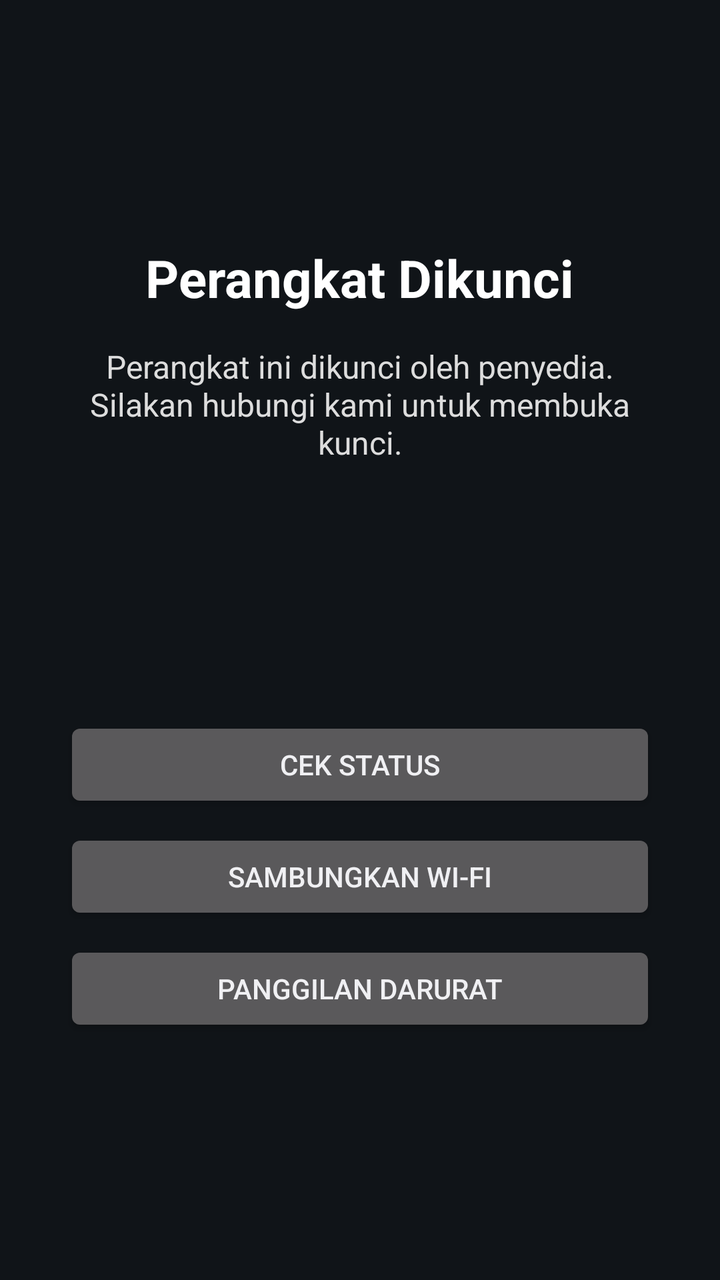
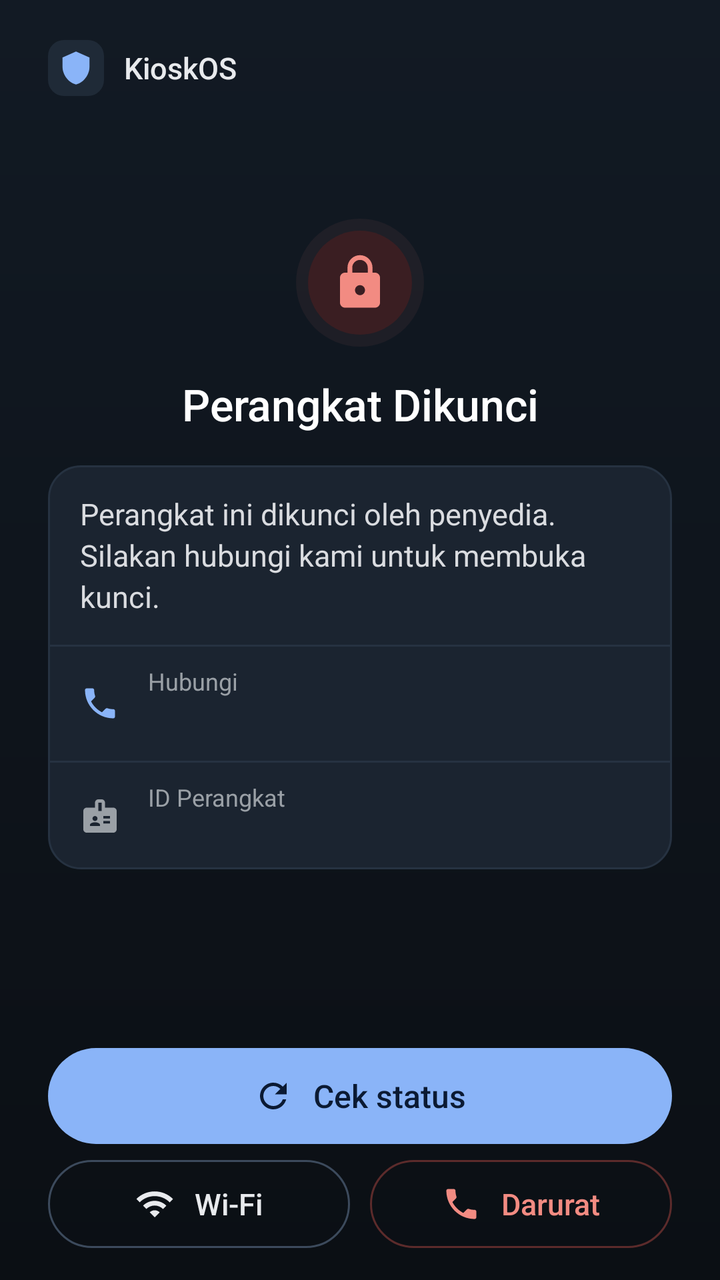

Screens rendered from an Android XML layout before and after an edit, with the pre-edit source and the edit as a unified diff.
<!-- AndroidManifest.xml: activity theme android:Theme.DeviceDefault.NoActionBar.Fullscreen -->
<!-- res/layout/activity_lock.xml -->
<?xml version="1.0" encoding="utf-8"?>
<ScrollView xmlns:android="http://schemas.android.com/apk/res/android"
    android:layout_width="match_parent"
    android:layout_height="match_parent"
    android:fillViewport="true"
    android:background="#101418">

<LinearLayout
    android:layout_width="match_parent"
    android:layout_height="wrap_content"
    android:orientation="vertical"
    android:gravity="center"
    android:padding="32dp">

    <TextView
        android:layout_width="wrap_content"
        android:layout_height="wrap_content"
        android:text="@string/lock_title"
        android:textColor="#FFFFFF"
        android:textSize="26sp"
        android:textStyle="bold"/>

    <TextView
        android:id="@+id/message"
        android:layout_width="match_parent"
        android:layout_height="wrap_content"
        android:layout_marginTop="16dp"
        android:gravity="center"
        android:text="@string/lock_default_message"
        android:textColor="#DDDDDD"
        android:textSize="16sp"/>

    <TextView
        android:id="@+id/contact"
        android:layout_width="match_parent"
        android:layout_height="wrap_content"
        android:layout_marginTop="12dp"
        android:gravity="center"
        android:textColor="#8AB4F8"
        android:textSize="16sp"/>

    <TextView
        android:id="@+id/device_id"
        android:layout_width="match_parent"
        android:layout_height="wrap_content"
        android:layout_marginTop="12dp"
        android:gravity="center"
        android:textColor="#888888"
        android:textSize="13sp"/>

    
    <TextView
        android:id="@+id/apps_label"
        android:layout_width="match_parent"
        android:layout_height="wrap_content"
        android:layout_marginTop="24dp"
        android:gravity="center"
        android:text="@string/apps_label"
        android:textColor="#AAAAAA"
        android:textSize="13sp"
        android:visibility="gone"/>

    <GridLayout
        android:id="@+id/app_grid"
        android:layout_width="wrap_content"
        android:layout_height="wrap_content"
        android:layout_marginTop="4dp"
        android:columnCount="4"
        android:visibility="gone"/>

    <TextView
        android:id="@+id/status"
        android:layout_width="match_parent"
        android:layout_height="wrap_content"
        android:layout_marginTop="12dp"
        android:gravity="center"
        android:textColor="#F28B82"
        android:textSize="14sp"/>

    <Button
        android:id="@+id/btn_check"
        android:layout_width="match_parent"
        android:layout_height="wrap_content"
        android:layout_marginTop="32dp"
        android:text="@string/btn_check"/>

    <Button
        android:id="@+id/btn_wifi"
        android:layout_width="match_parent"
        android:layout_height="wrap_content"
        android:layout_marginTop="8dp"
        android:text="@string/btn_wifi"/>

    <Button
        android:id="@+id/btn_emergency"
        android:layout_width="match_parent"
        android:layout_height="wrap_content"
        android:layout_marginTop="8dp"
        android:text="@string/btn_emergency"/>
</LinearLayout>
</ScrollView>
<!-- resources referenced by this layout -->
<resources>
  <string name="btn_wifi">Sambungkan Wi-Fi</string>
  <!-- unchanged entries left out for length: 5 -->
</resources>

<!-- the commit's change to res/layout/activity_lock.xml (unified diff, before → after) -->
@@ -3,99 +3,294 @@
     android:layout_width="match_parent"
     android:layout_height="match_parent"
     android:fillViewport="true"
-    android:background="#101418">
+    android:background="@drawable/bg_screen">
 
 <LinearLayout
     android:layout_width="match_parent"
     android:layout_height="wrap_content"
     android:orientation="vertical"
-    android:gravity="center"
-    android:padding="32dp">
+    android:paddingStart="24dp"
+    android:paddingEnd="24dp"
+    android:paddingTop="20dp"
+    android:paddingBottom="16dp">
+
+    
+    <LinearLayout
+        android:layout_width="match_parent"
+        android:layout_height="wrap_content"
+        android:orientation="horizontal"
+        android:gravity="center_vertical">
+
+        <FrameLayout
+            android:layout_width="28dp"
+            android:layout_height="28dp"
+            android:background="@drawable/bg_logo">
+            <ImageView
+                android:id="@+id/brand_logo"
+                android:layout_width="18dp"
+                android:layout_height="18dp"
+                android:layout_gravity="center"
+                android:src="@drawable/brand_logo"
+                android:importantForAccessibility="no"/>
+        </FrameLayout>
+
+        <TextView
+            android:id="@+id/brand_name"
+            android:layout_width="wrap_content"
+            android:layout_height="wrap_content"
+            android:layout_marginStart="10dp"
+            android:text="@string/config_brand_name"
+            android:textColor="@color/kiosk_on_surface"
+            android:textSize="15sp"
+            android:fontFamily="sans-serif-medium"/>
+    </LinearLayout>
+
+    <Space
+        android:layout_width="match_parent"
+        android:layout_height="0dp"
+        android:layout_weight="1"
+        android:minHeight="16dp"/>
+
+    
+    <FrameLayout
+        android:layout_width="64dp"
+        android:layout_height="64dp"
+        android:layout_gravity="center_horizontal"
+        android:background="@drawable/bg_badge">
+        <ImageView
+            android:layout_width="30dp"
+            android:layout_height="30dp"
+            android:layout_gravity="center"
+            android:src="@drawable/ic_lock"
+            android:tint="@color/kiosk_danger"
+            android:importantForAccessibility="no"/>
+    </FrameLayout>
 
     <TextView
-        android:layout_width="wrap_content"
-        android:layout_height="wrap_content"
+        android:layout_width="match_parent"
+        android:layout_height="wrap_content"
+        android:layout_marginTop="14dp"
+        android:gravity="center"
         android:text="@string/lock_title"
-        android:textColor="#FFFFFF"
-        android:textSize="26sp"
-        android:textStyle="bold"/>
-
-    <TextView
-        android:id="@+id/message"
+        android:textColor="#FFFFFFFF"
+        android:textSize="22sp"
+        android:fontFamily="sans-serif-medium"
+        android:accessibilityHeading="true"/>
+
+    
+    <LinearLayout
         android:layout_width="match_parent"
         android:layout_height="wrap_content"
         android:layout_marginTop="16dp"
-        android:gravity="center"
-        android:text="@string/lock_default_message"
-        android:textColor="#DDDDDD"
-        android:textSize="16sp"/>
-
-    <TextView
-        android:id="@+id/contact"
-        android:layout_width="match_parent"
-        android:layout_height="wrap_content"
-        android:layout_marginTop="12dp"
-        android:gravity="center"
-        android:textColor="#8AB4F8"
-        android:textSize="16sp"/>
-
-    <TextView
-        android:id="@+id/device_id"
-        android:layout_width="match_parent"
-        android:layout_height="wrap_content"
-        android:layout_marginTop="12dp"
-        android:gravity="center"
-        android:textColor="#888888"
-        android:textSize="13sp"/>
+        android:orientation="vertical"
+        android:background="@drawable/bg_card"
+        android:showDividers="middle"
+        android:divider="@drawable/divider">
+
+        <TextView
+            android:id="@+id/message"
+            android:layout_width="match_parent"
+            android:layout_height="wrap_content"
+            android:paddingStart="16dp"
+            android:paddingEnd="16dp"
+            android:paddingTop="14dp"
+            android:paddingBottom="14dp"
+            android:text="@string/lock_default_message"
+            android:textColor="@color/kiosk_on_surface_variant"
+            android:textSize="15sp"
+            android:lineSpacingExtra="3dp"/>
+
+        <LinearLayout
+            android:id="@+id/contact_row"
+            android:layout_width="match_parent"
+            android:layout_height="wrap_content"
+            android:orientation="horizontal"
+            android:gravity="center_vertical"
+            android:paddingStart="16dp"
+            android:paddingEnd="16dp"
+            android:paddingTop="9dp"
+            android:paddingBottom="9dp">
+            <ImageView
+                android:layout_width="20dp"
+                android:layout_height="20dp"
+                android:src="@drawable/ic_phone"
+                android:tint="@color/kiosk_accent"
+                android:importantForAccessibility="no"/>
+            <LinearLayout
+                android:layout_width="0dp"
+                android:layout_height="wrap_content"
+                android:layout_weight="1"
+                android:layout_marginStart="14dp"
+                android:orientation="vertical">
+                <TextView
+                    style="@style/KioskInfoLabel"
+                    android:text="@string/label_contact"/>
+                <TextView
+                    android:id="@+id/contact"
+                    android:layout_width="wrap_content"
+                    android:layout_height="wrap_content"
+                    android:textColor="@color/kiosk_accent"
+                    android:textSize="17sp"
+                    android:fontFamily="sans-serif-medium"/>
+            </LinearLayout>
+        </LinearLayout>
+
+        <LinearLayout
+            android:layout_width="match_parent"
+            android:layout_height="wrap_content"
+            android:orientation="horizontal"
+            android:gravity="center_vertical"
+            android:paddingStart="16dp"
+            android:paddingEnd="16dp"
+            android:paddingTop="9dp"
+            android:paddingBottom="9dp">
+            <ImageView
+                android:layout_width="20dp"
+                android:layout_height="20dp"
+                android:src="@drawable/ic_badge"
+                android:tint="@color/kiosk_muted"
+                android:importantForAccessibility="no"/>
+            <LinearLayout
+                android:layout_width="0dp"
+                android:layout_height="wrap_content"
+                android:layout_weight="1"
+                android:layout_marginStart="14dp"
+                android:orientation="vertical">
+                <TextView
+                    style="@style/KioskInfoLabel"
+                    android:text="@string/label_device_id"/>
+                <TextView
+                    android:id="@+id/device_id"
+                    android:layout_width="wrap_content"
+                    android:layout_height="wrap_content"
+                    android:textColor="#FFBDC1C6"
+                    android:textSize="14sp"
+                    android:fontFamily="monospace"/>
+            </LinearLayout>
+        </LinearLayout>
+    </LinearLayout>
 
     
     <TextView
         android:id="@+id/apps_label"
         android:layout_width="match_parent"
         android:layout_height="wrap_content"
-        android:layout_marginTop="24dp"
-        android:gravity="center"
+        android:layout_marginTop="14dp"
+        android:layout_marginStart="2dp"
         android:text="@string/apps_label"
-        android:textColor="#AAAAAA"
-        android:textSize="13sp"
+        android:textAllCaps="true"
+        android:letterSpacing="0.05"
+        android:textColor="@color/kiosk_muted"
+        android:textSize="12sp"
         android:visibility="gone"/>
 
     <GridLayout
         android:id="@+id/app_grid"
-        android:layout_width="wrap_content"
-        android:layout_height="wrap_content"
-        android:layout_marginTop="4dp"
+        android:layout_width="match_parent"
+        android:layout_height="wrap_content"
+        android:layout_marginTop="6dp"
+        android:padding="4dp"
         android:columnCount="4"
+        android:background="@drawable/bg_card"
         android:visibility="gone"/>
 
+    <Space
+        android:layout_width="match_parent"
+        android:layout_height="0dp"
+        android:layout_weight="1"
+        android:minHeight="16dp"/>
+
+    
+    <LinearLayout
+        android:layout_width="match_parent"
+        android:layout_height="wrap_content"
+        android:minHeight="20dp"
+        android:orientation="horizontal"
+        android:gravity="center"
+        android:accessibilityLiveRegion="polite">
+        <ProgressBar
+            android:id="@+id/status_progress"
+            style="?android:attr/progressBarStyleSmall"
+            android:layout_width="16dp"
+            android:layout_height="16dp"
+            android:layout_marginEnd="8dp"
+            android:indeterminateTint="@color/kiosk_accent"
+            android:visibility="gone"/>
+        <TextView
+            android:id="@+id/status"
+            android:layout_width="wrap_content"
+            android:layout_height="wrap_content"
+            android:gravity="center"
+            android:textSize="13sp"
+            android:textColor="@color/kiosk_danger"/>
+    </LinearLayout>
+
+    
+    <LinearLayout
+        android:id="@+id/btn_check"
+        style="@style/KioskButton.Primary"
+        android:layout_width="match_parent"
+        android:layout_marginTop="8dp">
+        <ImageView
+            style="@style/KioskButtonIcon"
+            android:src="@drawable/ic_refresh"
+            android:tint="@color/kiosk_on_accent"/>
+        <TextView
+            style="@style/KioskButtonText"
+            android:text="@string/btn_check"
+            android:textColor="@color/kiosk_on_accent"/>
+    </LinearLayout>
+
+    <LinearLayout
+        android:layout_width="match_parent"
+        android:layout_height="wrap_content"
+        android:layout_marginTop="8dp"
+        android:orientation="horizontal">
+
+        <LinearLayout
+            android:id="@+id/btn_wifi"
+            style="@style/KioskButton.Secondary"
+            android:layout_width="0dp"
+            android:layout_weight="1"
+            android:layout_marginEnd="5dp">
+            <ImageView
+                style="@style/KioskButtonIcon"
+                android:src="@drawable/ic_wifi"
+                android:tint="@color/kiosk_on_surface"/>
+            <TextView
+                style="@style/KioskButtonText"
+                android:text="@string/btn_wifi_short"
+                android:textSize="15sp"
+                android:textColor="@color/kiosk_on_surface"/>
+        </LinearLayout>
+
+        <LinearLayout
+            android:id="@+id/btn_emergency"
+            style="@style/KioskButton.Emergency"
+            android:layout_width="0dp"
+            android:layout_weight="1"
+            android:layout_marginStart="5dp"
+            android:contentDescription="@string/btn_emergency">
+            <ImageView
+                style="@style/KioskButtonIcon"
+                android:src="@drawable/ic_phone"
+                android:tint="@color/kiosk_danger"/>
+            <TextView
+                style="@style/KioskButtonText"
+                android:text="@string/btn_emergency_short"
+                android:textSize="15sp"
+                android:textColor="@color/kiosk_danger"/>
+        </LinearLayout>
+    </LinearLayout>
+
     <TextView
-        android:id="@+id/status"
-        android:layout_width="match_parent"
-        android:layout_height="wrap_content"
-        android:layout_marginTop="12dp"
+        android:id="@+id/last_checked"
+        android:layout_width="match_parent"
+        android:layout_height="wrap_content"
+        android:layout_marginTop="10dp"
         android:gravity="center"
-        android:textColor="#F28B82"
-        android:textSize="14sp"/>
-
-    <Button
-        android:id="@+id/btn_check"
-        android:layout_width="match_parent"
-        android:layout_height="wrap_content"
-        android:layout_marginTop="32dp"
-        android:text="@string/btn_check"/>
-
-    <Button
-        android:id="@+id/btn_wifi"
-        android:layout_width="match_parent"
-        android:layout_height="wrap_content"
-        android:layout_marginTop="8dp"
-        android:text="@string/btn_wifi"/>
-
-    <Button
-        android:id="@+id/btn_emergency"
-        android:layout_width="match_parent"
-        android:layout_height="wrap_content"
-        android:layout_marginTop="8dp"
-        android:text="@string/btn_emergency"/>
+        android:textColor="@color/kiosk_faint"
+        android:textSize="12sp"
+        android:visibility="gone"/>
 </LinearLayout>
 </ScrollView>
<!-- resource entries referenced after the edit -->
@@ -1,6 +1,172 @@
 <!-- resources referenced by this layout -->
 <resources>
-  <string name="btn_wifi">Sambungkan Wi-Fi</string>
+  <color name="kiosk_accent">#FF8AB4F8</color>
+  <color name="kiosk_danger">#FFF28B82</color>
+  <color name="kiosk_faint">#FF80868B</color>
+  <color name="kiosk_muted">#FF9AA0A6</color>
+  <color name="kiosk_on_accent">#FF0B1A33</color>
+  <color name="kiosk_on_surface">#FFE8EAED</color>
+  <color name="kiosk_on_surface_variant">#FFDADCE0</color>
+  <!-- drawable bg_badge (drawable) -->
+  <?xml version="1.0" encoding="utf-8"?>
+  <layer-list xmlns:android="http://schemas.android.com/apk/res/android">
+      <item>
+          <shape android:shape="oval"><solid android:color="#0FF28B82"/></shape>
+      </item>
+      <item android:left="6dp" android:top="6dp" android:right="6dp" android:bottom="6dp">
+          <shape android:shape="oval"><solid android:color="@color/kiosk_danger_container"/></shape>
+      </item>
+  </layer-list>
+  <!-- drawable bg_card (drawable) -->
+  <?xml version="1.0" encoding="utf-8"?>
+  <shape xmlns:android="http://schemas.android.com/apk/res/android">
+      <solid android:color="@color/kiosk_surface"/>
+      <stroke android:width="1dp" android:color="@color/kiosk_outline"/>
+      <corners android:radius="16dp"/>
+  </shape>
+  <!-- drawable bg_logo (drawable) -->
+  <?xml version="1.0" encoding="utf-8"?>
+  <shape xmlns:android="http://schemas.android.com/apk/res/android">
+      <solid android:color="@color/kiosk_surface_high"/>
+      <corners android:radius="8dp"/>
+  </shape>
+  <!-- drawable bg_screen (drawable) -->
+  <?xml version="1.0" encoding="utf-8"?>
+  <shape xmlns:android="http://schemas.android.com/apk/res/android">
+      <gradient android:angle="270"
+          android:startColor="@color/kiosk_bg_top"
+          android:endColor="@color/kiosk_bg_bottom"/>
+  </shape>
+  <!-- drawable brand_logo (drawable) -->
+  <?xml version="1.0" encoding="utf-8"?>
+  <vector xmlns:android="http://schemas.android.com/apk/res/android"
+      android:width="24dp" android:height="24dp"
+      android:viewportWidth="24" android:viewportHeight="24">
+      <path android:fillColor="@color/kiosk_accent"
+          android:pathData="M12,1L3,5v6c0,5.55 3.84,10.74 9,12 5.16,-1.26 9,-6.45 9,-12V5l-9,-4z"/>
+  </vector>
+  <!-- drawable divider (drawable) -->
+  <?xml version="1.0" encoding="utf-8"?>
+  <shape xmlns:android="http://schemas.android.com/apk/res/android">
+      <solid android:color="@color/kiosk_outline"/>
+      <size android:height="1dp"/>
+  </shape>
+  <!-- drawable ic_badge (drawable) -->
+  <?xml version="1.0" encoding="utf-8"?>
+  <vector xmlns:android="http://schemas.android.com/apk/res/android"
+      android:width="24dp" android:height="24dp"
+      android:viewportWidth="24" android:viewportHeight="24">
+      <path android:fillColor="#FFFFFFFF"
+          android:pathData="M20,7h-5V4c0,-1.1 -0.9,-2 -2,-2h-2c-1.1,0 -2,0.9 -2,2v3H4c-1.1,0 -2,0.9 -2,2v11c0,1.1 0.9,2 2,2h16c1.1,0 2,-0.9 2,-2V9c0,-1.1 -0.9,-2 -2,-2zM9,12c0.83,0 1.5,0.67 1.5,1.5S9.83,15 9,15s-1.5,-0.67 -1.5,-1.5S8.17,12 9,12zM12,18H6v-0.75c0,-1 2,-1.5 3,-1.5s3,0.5 3,1.5V18zM13,9h-2V4h2v5zM18,16.5h-4V15h4v1.5zM18,13.5h-4V12h4v1.5z"/>
+  </vector>
+  <!-- drawable ic_lock (drawable) -->
+  <?xml version="1.0" encoding="utf-8"?>
+  <vector xmlns:android="http://schemas.android.com/apk/res/android"
+      android:width="24dp" android:height="24dp"
+      android:viewportWidth="24" android:viewportHeight="24">
+      <path android:fillColor="#FFFFFFFF"
+          android:pathData="M18,8h-1V6c0,-2.76 -2.24,-5 -5,-5S7,3.24 7,6v2H6c-1.1,0 -2,0.9 -2,2v10c0,1.1 0.9,2 2,2h12c1.1,0 2,-0.9 2,-2V10c0,-1.1 -0.9,-2 -2,-2zM12,17c-1.1,0 -2,-0.9 -2,-2s0.9,-2 2,-2 2,0.9 2,2 -0.9,2 -2,2zM15.1,8H8.9V6c0,-1.71 1.39,-3.1 3.1,-3.1 1.71,0 3.1,1.39 3.1,3.1v2z"/>
+  </vector>
+  <!-- drawable ic_phone (drawable) -->
+  <?xml version="1.0" encoding="utf-8"?>
+  <vector xmlns:android="http://schemas.android.com/apk/res/android"
+      android:width="24dp" android:height="24dp"
+      android:viewportWidth="24" android:viewportHeight="24">
+      <path android:fillColor="#FFFFFFFF"
+          android:pathData="M6.62,10.79c1.44,2.83 3.76,5.14 6.59,6.59l2.2,-2.2c0.27,-0.27 0.67,-0.36 1.02,-0.24 1.12,0.37 2.33,0.57 3.57,0.57 0.55,0 1,0.45 1,1V20c0,0.55 -0.45,1 -1,1 -9.39,0 -17,-7.61 -17,-17 0,-0.55 0.45,-1 1,-1h3.5c0.55,0 1,0.45 1,1 0,1.25 0.2,2.45 0.57,3.57 0.11,0.35 0.03,0.74 -0.25,1.02l-2.2,2.2z"/>
+  </vector>
+  <!-- drawable ic_refresh (drawable) -->
+  <?xml version="1.0" encoding="utf-8"?>
+  <vector xmlns:android="http://schemas.android.com/apk/res/android"
+      android:width="24dp" android:height="24dp"
+      android:viewportWidth="24" android:viewportHeight="24">
+      <path android:fillColor="#FFFFFFFF"
+          android:pathData="M17.65,6.35C16.2,4.9 14.21,4 12,4c-4.42,0 -7.99,3.58 -7.99,8s3.57,8 7.99,8c3.73,0 6.84,-2.55 7.73,-6h-2.08c-0.82,2.33 -3.04,4 -5.65,4 -3.31,0 -6,-2.69 -6,-6s2.69,-6 6,-6c1.66,0 3.14,0.69 4.22,1.78L13,11h7V4l-2.35,2.35z"/>
+  </vector>
+  <!-- drawable ic_wifi (drawable) -->
+  <?xml version="1.0" encoding="utf-8"?>
+  <vector xmlns:android="http://schemas.android.com/apk/res/android"
+      android:width="24dp" android:height="24dp"
+      android:viewportWidth="24" android:viewportHeight="24">
+      <path android:fillColor="#FFFFFFFF"
+          android:pathData="M1,9l2,2c4.97,-4.97 13.03,-4.97 18,0l2,-2C16.93,2.93 7.08,2.93 1,9zM9,17l3,3 3,-3c-1.65,-1.66 -4.34,-1.66 -6,0zM5,13l2,2c2.76,-2.76 7.24,-2.76 10,0l2,-2C15.14,9.14 8.87,9.14 5,13z"/>
+  </vector>
+  <string name="btn_emergency_short">Darurat</string>
+  <string name="btn_wifi_short">Wi-Fi</string>
+  <string name="config_brand_name" translatable="false">KioskOS</string>
+  <string name="label_contact">Hubungi</string>
+  <string name="label_device_id">ID Perangkat</string>
+  <style name="KioskButton.Emergency" parent="KioskButton.Secondary">
+          <item name="android:background">@drawable/btn_emergency</item>
+      </style>
+  <style name="KioskButton.Primary">
+          <item name="android:background">@drawable/btn_primary</item>
+      </style>
+  <style name="KioskButton.Secondary">
+          <item name="android:layout_height">44dp</item>
+          <item name="android:background">@drawable/btn_secondary</item>
+      </style>
+  <style name="KioskButtonIcon">
+          <item name="android:layout_width">20dp</item>
+          <item name="android:layout_height">20dp</item>
+          <item name="android:layout_marginEnd">10dp</item>
+          <item name="android:importantForAccessibility">no</item>
+      </style>
+  <style name="KioskButtonText">
+          <item name="android:layout_width">wrap_content</item>
+          <item name="android:layout_height">wrap_content</item>
+          <item name="android:textSize">16sp</item>
+          <item name="android:fontFamily">sans-serif-medium</item>
+          <item name="android:maxLines">1</item>
+      </style>
+  <style name="KioskInfoLabel">
+          <item name="android:layout_width">wrap_content</item>
+          <item name="android:layout_height">wrap_content</item>
+          <item name="android:textSize">12sp</item>
+          <item name="android:textColor">@color/kiosk_muted</item>
+      </style>
+  <color name="kiosk_danger_container">#FF3A1E22</color>
+  <color name="kiosk_surface">#FF1B2430</color>
+  <color name="kiosk_outline">#FF263241</color>
+  <color name="kiosk_surface_high">#FF1F2A37</color>
+  <color name="kiosk_bg_top">#FF121A24</color>
+  <color name="kiosk_bg_bottom">#FF0B0F14</color>
+  <!-- drawable btn_emergency (drawable) -->
+  <?xml version="1.0" encoding="utf-8"?>
+  <ripple xmlns:android="http://schemas.android.com/apk/res/android"
+      android:color="@color/kiosk_ripple">
+      <item android:id="@android:id/mask">
+          <shape><solid android:color="#FFFFFFFF"/><corners android:radius="22dp"/></shape>
+      </item>
+      <item>
+          <shape><solid android:color="@android:color/transparent"/><stroke android:width="1dp" android:color="@color/kiosk_danger_outline"/><corners android:radius="22dp"/></shape>
+      </item>
+  </ripple>
+  <!-- drawable btn_primary (drawable) -->
+  <?xml version="1.0" encoding="utf-8"?>
+  <ripple xmlns:android="http://schemas.android.com/apk/res/android"
+      android:color="@color/kiosk_ripple">
+      <item android:id="@android:id/mask">
+          <shape><solid android:color="#FFFFFFFF"/><corners android:radius="24dp"/></shape>
+      </item>
+      <item>
+          <shape><solid android:color="@color/kiosk_accent"/><corners android:radius="24dp"/></shape>
+      </item>
+  </ripple>
+  <!-- drawable btn_secondary (drawable) -->
+  <?xml version="1.0" encoding="utf-8"?>
+  <ripple xmlns:android="http://schemas.android.com/apk/res/android"
+      android:color="@color/kiosk_ripple">
+      <item android:id="@android:id/mask">
+          <shape><solid android:color="#FFFFFFFF"/><corners android:radius="22dp"/></shape>
+      </item>
+      <item>
+          <shape><solid android:color="@android:color/transparent"/><stroke android:width="1dp" android:color="@color/kiosk_outline_strong"/><corners android:radius="22dp"/></shape>
+      </item>
+  </ripple>
+  <color name="kiosk_ripple">#33FFFFFF</color>
+  <color name="kiosk_danger_outline">#FF5C2B2B</color>
+  <color name="kiosk_outline_strong">#FF3C4A5C</color>
   <!-- unchanged entries left out for length: 5 -->
 </resources>
 
